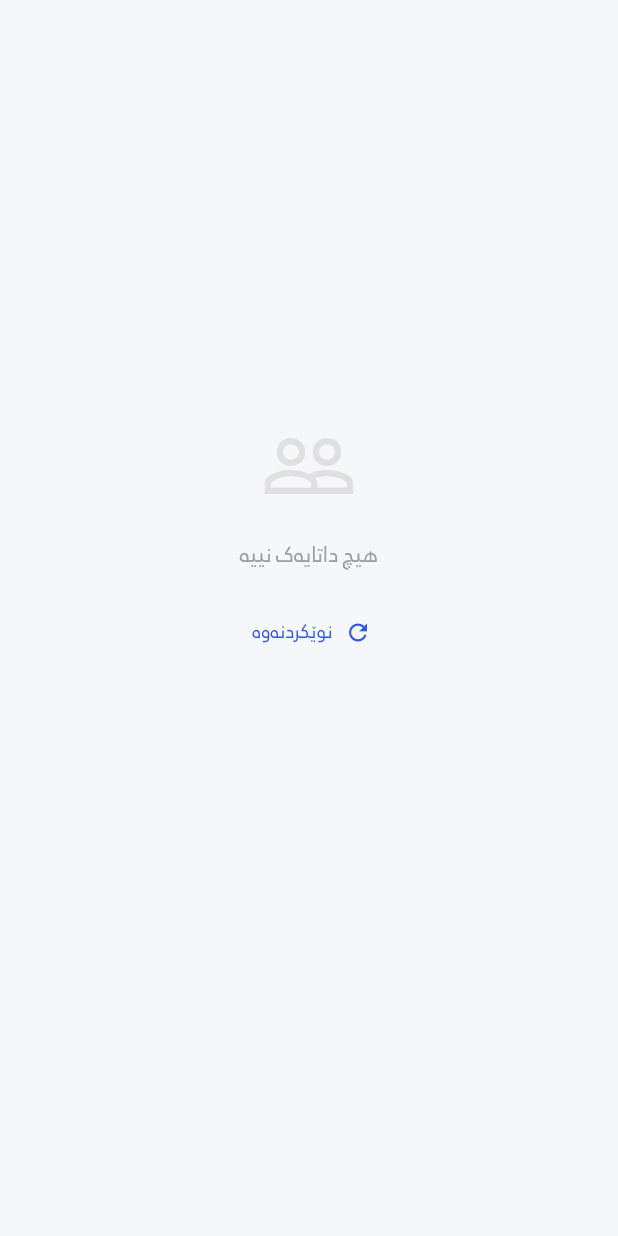
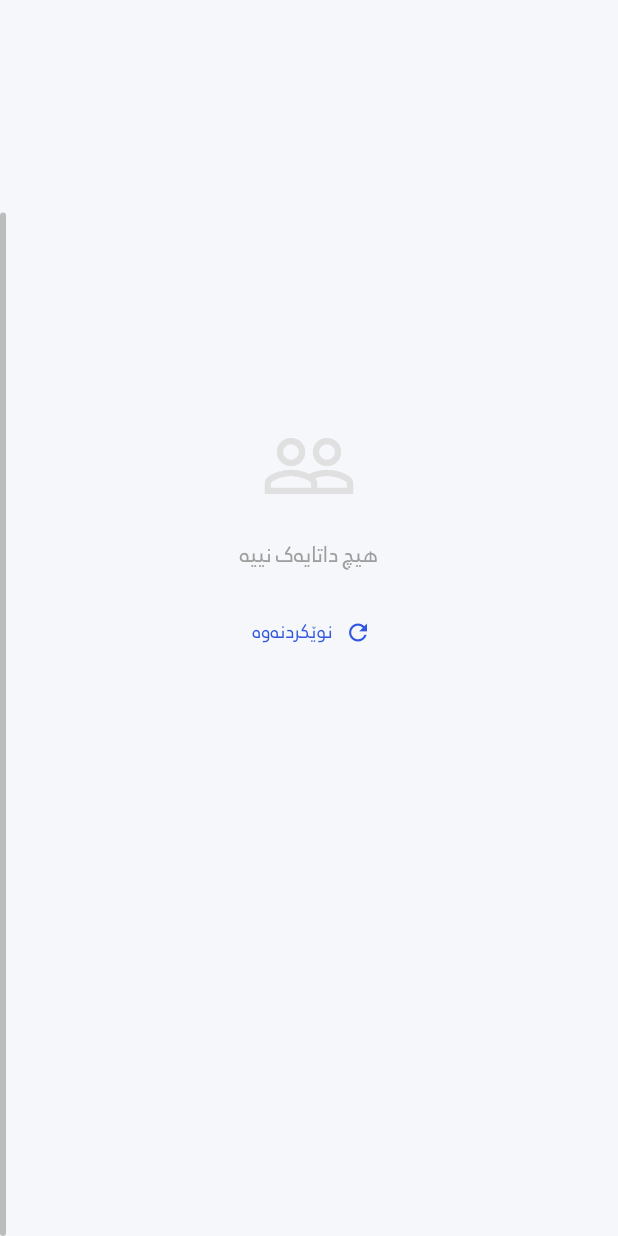
Before and after one commit to arambarzani07/zhiroxVIPuser, a Flutter app: the UserListScreen screen opened directly with empty values, scrolled down 171 dp, on a phone screen of 412 x 824 dp. Run offline on Flutter 3.47's test engine with Material 3 defaults, Android fonts, the phone set to English and light mode, and no system bars; our stand-ins replace connectivity_plus, csv, file_picker, flutter_image_compress, flutter_local_notifications, image_picker and 7 more; missing offline and left inert: workmanager; accounts and stored records are empty; statements that could not run were skipped.

Commit message:
feat: add visible scrollbar to customer list

```diff
--- a/lib/screens/shared/user_list_screen.dart
+++ b/lib/screens/shared/user_list_screen.dart
@@ -517,9 +517,15 @@ class _UserListScreenState extends State<UserListScreen> {
       backgroundColor: isDark
           ? AppDarkColors.background
           : const Color(0xFFF5F7FA),
-      body: CustomScrollView(
+      body: Scrollbar(
         controller: _scrollController,
-        slivers: [
+        thumbVisibility: widget.role == 'customer',
+        interactive: true,
+        thickness: 4,
+        radius: const Radius.circular(8),
+        child: CustomScrollView(
+          controller: _scrollController,
+          slivers: [
           // ───── Gradient Header ─────
           SliverToBoxAdapter(
             child: Container(
@@ -795,7 +801,8 @@ class _UserListScreenState extends State<UserListScreen> {
             ),
 
           const SliverPadding(padding: EdgeInsets.only(bottom: 50)),
-        ],
+          ],
+        ),
       ),
     );
   }
```
Also changed, not shown: 1 other file.
